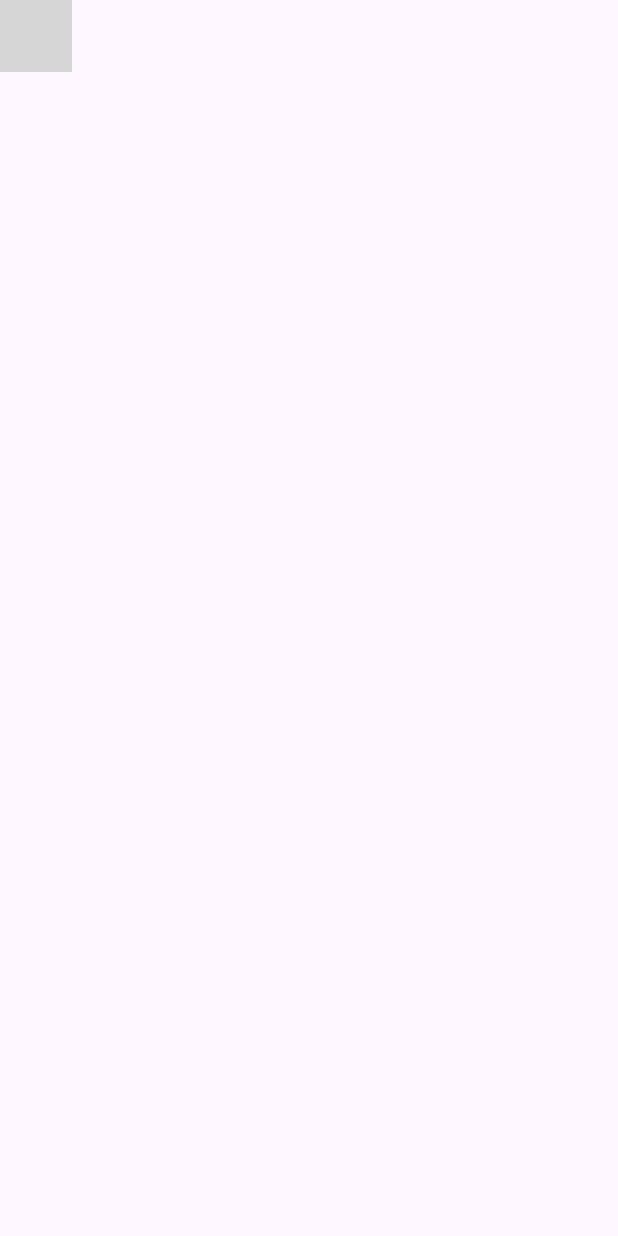
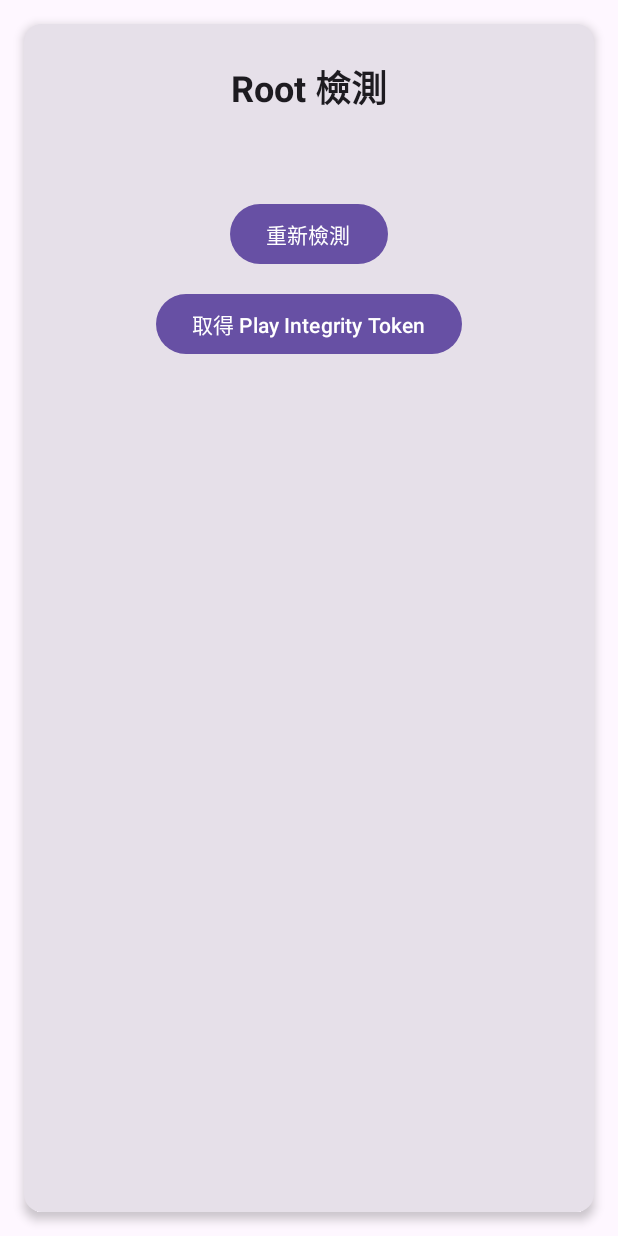
Before and after one commit to leemikepop/RootDetection, an Android app built with Jetpack Compose: the screen it shows after launch (MainActivity), on a phone screen of 412 x 824 dp. Run offline under Robolectric (Android 15) with nearby library versions, the phone set to English and light mode, and no system bars; libraries missing offline, so code that uses them is left out: com.scottyab.rootbeer; 8 statements that could not run were skipped; grey boxes are pictures that could not be loaded.

Commit message:
integrate play integrity api code

```diff
--- a/app/src/main/java/com/islab/rootbeer/MainActivity.kt
+++ b/app/src/main/java/com/islab/rootbeer/MainActivity.kt
@@ -10,9 +10,7 @@ import androidx.compose.material3.Scaffold
 import androidx.compose.ui.Modifier
 import com.islab.rootbeer.presentation.screen.RootDetectionScreen
 import com.islab.rootbeer.ui.theme.RootDetectionTheme
-import dagger.hilt.android.AndroidEntryPoint
 
-@AndroidEntryPoint
 class MainActivity : ComponentActivity() {
 
     override fun onCreate(savedInstanceState: Bundle?) {
--- /dev/null
+++ b/app/src/main/java/com/islab/rootbeer/RootDetectionApplication.kt
@@ -0,0 +1,17 @@
+package com.islab.rootbeer
+
+import android.app.Application
+import android.util.Log
+
+/**
+ * App 自訂 Application。
+ * 目前僅確保 Manifest 參照的類別存在，避免啟動時 ClassNotFoundException。
+ * 之後可在這裡初始化：Firebase / Play Integrity helper / Crashlytics / 日誌系統。
+ */
+class RootDetectionApplication : Application() {
+    override fun onCreate() {
+        super.onCreate()
+        Log.d("RootDetectionApp", "Application onCreate - initialized")
+        // TODO: 未來可加入 FirebaseApp.initializeApp(this) 等初始化程式
+    }
+}
--- /dev/null
+++ b/app/src/main/java/com/islab/rootbeer/presentation/screen/RootDetectionScreen.kt
@@ -0,0 +1,151 @@
+package com.islab.rootbeer.presentation.screen
+
+import android.content.Context
+import androidx.compose.foundation.layout.Arrangement
+import androidx.compose.foundation.layout.Column
+import androidx.compose.foundation.layout.Row
+import androidx.compose.foundation.layout.Spacer
+import androidx.compose.foundation.layout.fillMaxSize
+import androidx.compose.foundation.layout.height
+import androidx.compose.foundation.layout.padding
+import androidx.compose.foundation.layout.width
+import androidx.compose.foundation.lazy.LazyColumn
+import androidx.compose.foundation.lazy.items
+import androidx.compose.material3.Divider
+import androidx.compose.material3.Icon
+import androidx.compose.material3.Button
+import androidx.compose.material3.Card
+import androidx.compose.material3.CardDefaults
+import androidx.compose.material3.CircularProgressIndicator
+import androidx.compose.material3.MaterialTheme
+import androidx.compose.material3.Text
+import androidx.compose.runtime.Composable
+import androidx.compose.runtime.LaunchedEffect
+import androidx.compose.runtime.getValue
+import androidx.compose.runtime.remember
+import androidx.compose.runtime.setValue
+import androidx.lifecycle.viewmodel.compose.viewModel
+import androidx.compose.runtime.collectAsState
+import androidx.compose.ui.Alignment
+import androidx.compose.ui.Modifier
+import androidx.compose.ui.platform.LocalContext
+import androidx.compose.ui.text.font.FontWeight
+import androidx.compose.ui.unit.dp
+import com.islab.rootbeer.presentation.viewmodel.RootSecurityViewModel
+
+/**
+ * 最簡版本 Root 檢測畫面：
+ * 1. 進入畫面即執行基本 root 檢測 (RootBeer#isRooted / isRootedWithoutBusyBoxCheck)
+ * 2. 顯示是否 rooted 與觸發的檢測項目數
+ * 3. 提供重新檢測按鈕
+ */
+@Composable
+fun RootDetectionScreen(modifier: Modifier = Modifier, vm: RootSecurityViewModel = viewModel()) {
+    val context = LocalContext.current
+    val uiState by vm.uiState.collectAsState()
+
+    LaunchedEffect(Unit) { vm.runRootChecks() }
+
+    Card(
+        modifier = modifier
+            .fillMaxSize()
+            .padding(16.dp),
+        elevation = CardDefaults.cardElevation(defaultElevation = 4.dp)
+    ) {
+        Column(
+            Modifier
+                .fillMaxSize()
+                .padding(24.dp),
+            horizontalAlignment = Alignment.CenterHorizontally,
+            verticalArrangement = Arrangement.Top
+        ) {
+            Text(
+                text = "Root 檢測",
+                style = MaterialTheme.typography.headlineSmall.copy(fontWeight = FontWeight.Bold)
+            )
+            Spacer(Modifier.height(24.dp))
+
+            val rootResult = uiState.rootResult
+            val subChecks = rootResult?.subChecks.orEmpty()
+            val triggeredChecks = rootResult?.triggeredChecks.orEmpty()
+            val rooted = rootResult?.rooted
+
+            when {
+                uiState.rootLoading -> {
+                    CircularProgressIndicator()
+                    Spacer(Modifier.height(12.dp))
+                    Text("正在檢測中 ...")
+                }
+
+                rooted == true -> {
+                    Text(
+                        text = "這台裝置可能已 Root",
+                        color = MaterialTheme.colorScheme.error,
+                        style = MaterialTheme.typography.titleMedium
+                    )
+                    Spacer(Modifier.height(8.dp))
+                    Text("觸發的檢測項目數：${triggeredChecks.size}")
+                    if (triggeredChecks.isNotEmpty()) {
+                        Spacer(Modifier.height(8.dp))
+                        triggeredChecks.forEach { name ->
+                            Text("• $name", style = MaterialTheme.typography.bodySmall)
+                        }
+                    }
+                }
+
+                rooted == false -> {
+                    Text(
+                        text = "未發現 Root 迹象",
+                        color = MaterialTheme.colorScheme.primary,
+                        style = MaterialTheme.typography.titleMedium
+                    )
+                }
+            }
+
+            Spacer(Modifier.height(32.dp))
+            Button(onClick = { vm.runRootChecks() }, enabled = !uiState.rootLoading) {
+                Text("重新檢測")
+            }
+
+            Spacer(Modifier.height(12.dp))
+            Button(onClick = { vm.requestIntegrity() }, enabled = !uiState.integrityLoading) {
+                Text(if (uiState.integrityLoading) "取得中..." else "取得 Play Integrity Token")
+            }
+
+            uiState.integrityToken?.let { tk ->
+                Spacer(Modifier.height(8.dp))
+                Text("Token (encrypted, send to server):", style = MaterialTheme.typography.bodySmall)
+                Text(tk.take(120) + if (tk.length > 120) "..." else "", style = MaterialTheme.typography.bodySmall)
+            }
+            uiState.integrityError?.let { err ->
+                Spacer(Modifier.height(8.dp))
+                Text("Integrity 失敗: $err", color = MaterialTheme.colorScheme.error, style = MaterialTheme.typography.bodySmall)
+            }
+
+            if (!uiState.rootLoading && subChecks.isNotEmpty()) {
+                Spacer(Modifier.height(32.dp))
+                Text("檢測細項 (觸發 ${triggeredChecks.size}/${subChecks.size})", style = MaterialTheme.typography.titleSmall)
+                Spacer(Modifier.height(8.dp))
+                Divider()
+                Spacer(Modifier.height(8.dp))
+                LazyColumn(Modifier.weight(1f, fill = false)) {
+                    items(subChecks) { item ->
+                        Row(Modifier.padding(vertical = 4.dp), verticalAlignment = Alignment.CenterVertically) {
+                            val label = if (item.detected) "✗" else "✔"
+                            val tint = if (item.detected) MaterialTheme.colorScheme.error else MaterialTheme.colorScheme.primary
+                            Text(label, color = tint)
+                            Spacer(Modifier.width(12.dp))
+                            Column(Modifier.weight(1f)) {
+                                Text(item.description)
+                                if (item.description != item.key) {
+                                    Text(item.key, style = MaterialTheme.typography.bodySmall, color = MaterialTheme.colorScheme.outline)
+                                }
+                            }
+                        }
+                        Divider()
+                    }
+                }
+            }
+        }
+    }
+}
--- /dev/null
+++ b/app/src/main/java/com/islab/rootbeer/presentation/viewmodel/RootSecurityViewModel.kt
@@ -0,0 +1,67 @@
+package com.islab.rootbeer.presentation.viewmodel
+
+import android.app.Application
+import androidx.lifecycle.AndroidViewModel
+import androidx.lifecycle.viewModelScope
+import com.islab.rootbeer.detection.RootCheckResult
+import com.islab.rootbeer.detection.RootChecker
+import com.islab.rootbeer.integrity.PlayIntegrityHelper
+import kotlinx.coroutines.Job
+import kotlinx.coroutines.flow.MutableStateFlow
+import kotlinx.coroutines.flow.StateFlow
+import kotlinx.coroutines.flow.asStateFlow
+import kotlinx.coroutines.launch
+
+/**
+ * 整合 Root 檢測 + Play Integrity token 取得的 ViewModel。
+ * 後續可在這裡加入：server 驗證、風險評級、快取策略、重放保護邏輯。
+ */
+class RootSecurityViewModel(app: Application) : AndroidViewModel(app) {
+
+    private val rootChecker by lazy { RootChecker(app.applicationContext) }
+    private val integrityHelper by lazy { PlayIntegrityHelper(app.applicationContext) }
+
+    private val _uiState = MutableStateFlow(UiState())
+    val uiState: StateFlow<UiState> = _uiState.asStateFlow()
+
+    private var rootJob: Job? = null
+    private var integrityJob: Job? = null
+
+    fun runRootChecks() {
+        rootJob?.cancel()
+        rootJob = viewModelScope.launch {
+            _uiState.update { it.copy(rootLoading = true, rootError = null) }
+            try {
+                val result = rootChecker.runBasicCheck()
+                _uiState.update { it.copy(rootLoading = false, rootResult = result) }
+            } catch (e: Exception) {
+                _uiState.update { it.copy(rootLoading = false, rootError = e.message ?: e.toString()) }
+            }
+        }
+    }
+
+    fun requestIntegrity(nonceProvider: () -> String = { "nonce-${System.currentTimeMillis()}" }) {
+        integrityJob?.cancel()
+        integrityJob = viewModelScope.launch {
+            _uiState.update { it.copy(integrityLoading = true, integrityError = null, integrityToken = null) }
+            val nonce = nonceProvider()
+            val tokenResult = integrityHelper.requestIntegrityToken(nonce)
+            tokenResult.onSuccess { token ->
+                _uiState.update { it.copy(integrityLoading = false, integrityToken = token) }
+            }.onFailure { e ->
+                _uiState.update { it.copy(integrityLoading = false, integrityError = e.message ?: e.toString()) }
+            }
+        }
+    }
+
+    data class UiState(
+        val rootLoading: Boolean = false,
+        val rootResult: RootCheckResult? = null,
+        val rootError: String? = null,
+        val integrityLoading: Boolean = false,
+        val integrityToken: String? = null,
+        val integrityError: String? = null,
+    )
+}
+
+private inline fun <T> MutableStateFlow<T>.update(block: (T) -> T) { this.value = block(this.value) }
--- /dev/null
+++ b/app/src/main/java/com/islab/rootbeer/ui/theme/Theme.kt
@@ -0,0 +1,21 @@
+package com.islab.rootbeer.ui.theme
+
+import androidx.compose.foundation.isSystemInDarkTheme
+import androidx.compose.material3.MaterialTheme
+import androidx.compose.material3.darkColorScheme
+import androidx.compose.material3.lightColorScheme
+import androidx.compose.runtime.Composable
+
+private val LightColors = lightColorScheme()
+private val DarkColors = darkColorScheme()
+
+@Composable
+fun RootDetectionTheme(
+    darkTheme: Boolean = isSystemInDarkTheme(),
+    content: @Composable () -> Unit
+) {
+    MaterialTheme(
+        colorScheme = if (darkTheme) DarkColors else LightColors,
+        content = content
+    )
+}
```
Also changed, not shown: app/build.gradle.kts (+3 -18 lines), app/src/main/java/com/islab/rootbeer/detection/RootCheckResult.kt (added, +19 -0 lines), app/src/main/java/com/islab/rootbeer/detection/RootChecker.kt (added, +44 -0 lines), app/src/main/java/com/islab/rootbeer/integrity/PlayIntegrityHelper.kt (added, +35 -0 lines), app/src/main/java/com/islab/rootdetection/MainActivity.kt (deleted, +0 -47 lines), app/src/main/java/com/islab/rootdetection/ui/theme/Color.kt (deleted, +0 -11 lines), app/src/main/java/com/islab/rootdetection/ui/theme/Theme.kt (deleted, +0 -58 lines), app/src/main/java/com/islab/rootdetection/ui/theme/Type.kt (deleted, +0 -34 lines), gradle/libs.versions.toml (+3 -16 lines), 2 other files.
